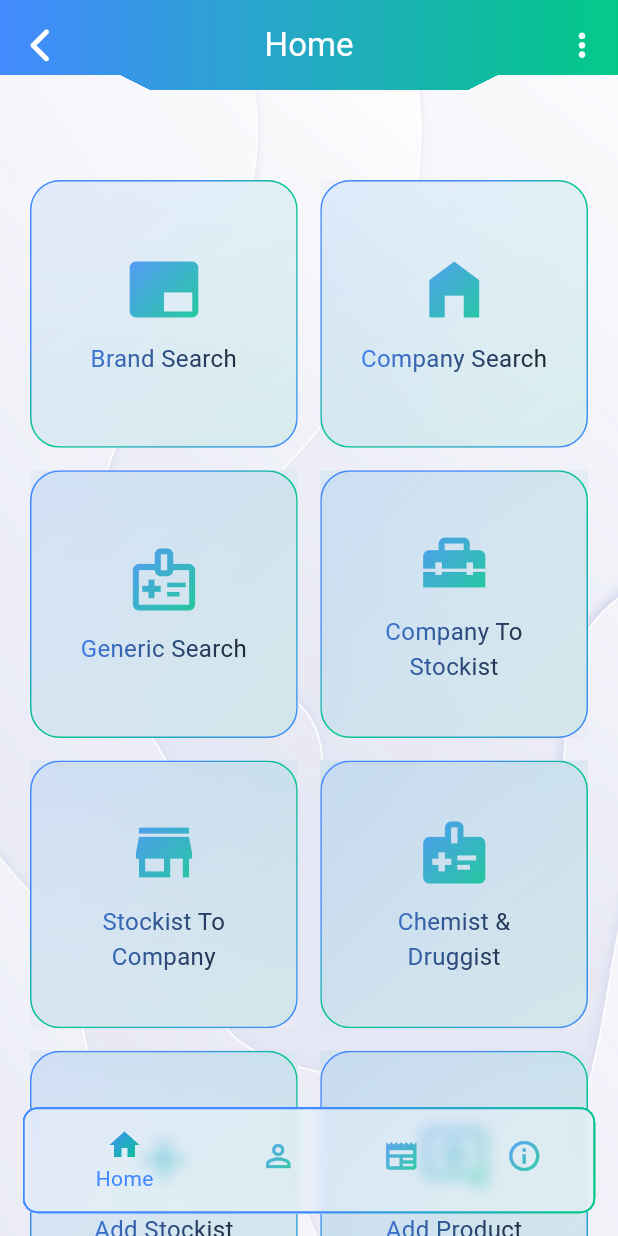
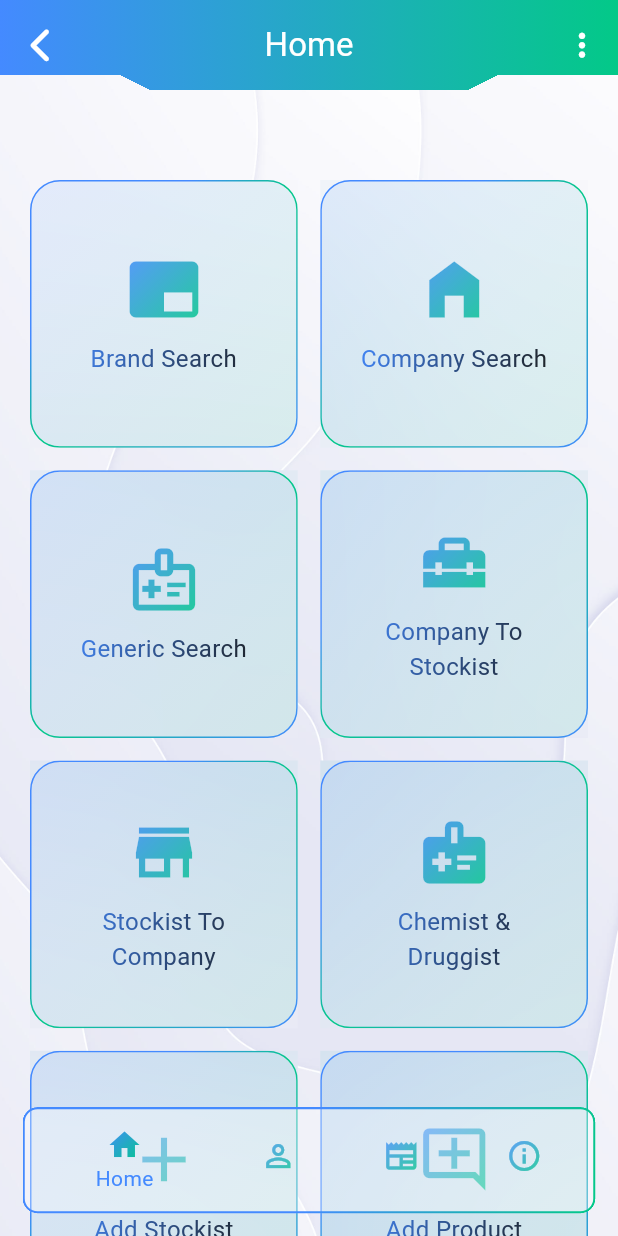
Before and after one commit to jagadkeyur/medpocket, a Flutter app: the BottomNav screen opened directly, on a phone screen of 412 x 824 dp. Run offline on Flutter 3.47's test engine with Material 3 defaults, Android fonts, the phone set to English and light mode, and no system bars; drawn by our look-alikes of flutter_animate; our stand-ins replace carousel_slider, device_info_plus, dotted_border, dropdown_search, file_picker, firebase_core and 22 more; missing offline and left inert: android_id, context_holder, dart_jsonwebtoken, in_app_update, mobile_scanner; accounts and stored records are empty; network calls fail; statements that could not run were skipped.

Commit message:
all the latest changes

```diff
--- a/lib/src/components/layout/DashboardTile.dart
+++ b/lib/src/components/layout/DashboardTile.dart
@@ -26,8 +26,13 @@ class _DashboardTileState extends State<DashboardTile> {
   Widget build(BuildContext context) {
     ThemeData themeData = Theme.of(context);
     return CircleWrapper(
+      child: Material(
+        // ✅ Added Material widget
+        color: Colors.transparent, // maintain existing visual design
         child: InkWell(
           onTap: () => widget.onClick(),
+          borderRadius: BorderRadius.circular(
+              20), // optional: matches CircleWrapper if needed
           child: Column(
             mainAxisAlignment: MainAxisAlignment.center,
             crossAxisAlignment: CrossAxisAlignment.center,
@@ -43,7 +48,8 @@ class _DashboardTileState extends State<DashboardTile> {
                     themeData.primaryColorDark,
                   ],
                 ).createShader(bounds),
-                child: widget.icon),
+                child: widget.icon,
+              ),
               Padding(
                 padding: const EdgeInsets.only(top: 10, right: 20, left: 20),
                 child: ShaderMask(
@@ -60,16 +66,21 @@ class _DashboardTileState extends State<DashboardTile> {
                   child: Center(
                     child: Text(
                       widget.label,
-                    style: const TextStyle(color: Colors.red,fontSize: 16),
+                      style: const TextStyle(color: Colors.red, fontSize: 16),
                       textAlign: TextAlign.center,
-                  ))),
-            )
+                    ),
+                  ),
+                ),
+              ),
             ],
           ),
         ),
-    ).animate()
-        .fadeIn(delay: (widget.index*100).ms) // uses `Animate.defaultDuration`
-        .slideY(duration: 100.ms,delay: (widget.index*100).ms,begin: 1,end: 0)
-        .slideX(duration: 100.ms,delay: (widget.index*100).ms);
+      ),
+    )
+        .animate()
+        .fadeIn(delay: (widget.index * 100).ms)
+        .slideY(
+            duration: 100.ms, delay: (widget.index * 100).ms, begin: 1, end: 0)
+        .slideX(duration: 100.ms, delay: (widget.index * 100).ms);
   }
 }
--- a/lib/src/navigation/bottom_navigation/bottom_nav.dart
+++ b/lib/src/navigation/bottom_navigation/bottom_nav.dart
@@ -17,60 +17,61 @@ class BottomNav extends StatefulWidget {
 }
 
 class _BottomNavState extends State<BottomNav> {
-  GlobalKey<ScaffoldState> _key = new GlobalKey<ScaffoldState>();
+  final GlobalKey<ScaffoldState> _key = GlobalKey<ScaffoldState>();
   int _index = 0;
-  late dynamic args = null;
+  dynamic args;
 
   @override
   void initState() {
-    // TODO: implement initState
     super.initState();
+    // Delay to get arguments after widget build
     Future.delayed(Duration.zero, () {
       setState(() {
         args = ModalRoute.of(context)?.settings.arguments;
       });
-      debugPrint("args $args");
-      if (args != null) {
-        debugPrint("args1 $args");
-        if (args['index'] != null) {
+      if (args != null && args['index'] != null) {
+        setState(() {
           _index = args['index'];
-        }
+        });
       }
     });
   }
 
-  Future<bool> showExitPopup(context) async {
-    return await showDialog(
+  Future<bool> showExitPopup(BuildContext context) async {
+    return await showDialog<bool>(
             context: context,
             builder: (BuildContext context) {
               return AlertDialog(
                 title: const Text('Exit App'),
-            content: const Text('Are you sure to exit app?'),
+                content: const Text('Are you sure you want to exit the app?'),
                 actions: [
                   // The "Yes" button
                   TextButton(
                     onPressed: () {
                       exit(0);
                     },
-                  child: const Text('Yes')),
+                    child: const Text('Yes'),
+                  ),
                   TextButton(
                     onPressed: () {
                       // Close the dialog
-                    Navigator.of(context).pop();
+                      Navigator.of(context).pop(false);
                     },
-                  child: const Text('No'))
+                    child: const Text('No'),
+                  ),
                 ],
               );
-        });
+            }) ??
+        false;
   }
 
   @override
   Widget build(BuildContext context) {
     ThemeData themeData = Theme.of(context);
     String title = "Home";
-    Widget child = Container();
-    Color? primaryColor = Theme.of(context).primaryColor;
-    Color? primaryColorDark = Theme.of(context).primaryColorDark;
+    Widget child = const Dashboard();
+
+    // Switch between pages based on selected index
     switch (_index) {
       case 0:
         child = const Dashboard();
@@ -86,21 +87,19 @@ class _BottomNavState extends State<BottomNav> {
         break;
       case 3:
         child = const AboutUsPage();
-        title = "About us";
+        title = "About Us";
         break;
     }
 
     return WillPopScope(
       onWillPop: () => showExitPopup(context),
       child: Scaffold(
+        key: _key,
         extendBodyBehindAppBar: true,
         extendBody: true,
-        // backgroundColor: const Color(0xffeeeeee),
-        appBar: CustomAppBar(
-          title: title,
-        ),
+        appBar: CustomAppBar(title: title),
         body: Container(
-            padding: EdgeInsets.only(top: 100),
+          padding: const EdgeInsets.only(top: 100),
           decoration: BoxDecoration(
             color: Colors.white,
             image: DecorationImage(
@@ -109,41 +108,38 @@ class _BottomNavState extends State<BottomNav> {
               opacity: 1,
               colorFilter: ColorFilter.mode(
                 themeData.primaryColor.withOpacity(0.5),
-                        BlendMode.lighten))),
-            child: SizedBox.expand(child: child)),
+                BlendMode.lighten,
+              ),
+            ),
+          ),
+          child: SizedBox.expand(child: child),
+        ),
         bottomNavigationBar: Container(
-          margin: EdgeInsets.all(15),
+          margin: const EdgeInsets.all(15),
           decoration: BoxDecoration(
             borderRadius: BorderRadius.circular(10),
           ),
           clipBehavior: Clip.hardEdge,
           child: ClipRRect(
-            child: BackdropFilter(
-              filter: new ImageFilter.blur(sigmaX: 5.0, sigmaY: 5.0),
+            borderRadius: BorderRadius.circular(10),
             child: Container(
-                padding: EdgeInsets.all(5),
+              padding: const EdgeInsets.all(5),
               decoration: BoxDecoration(
                 color: Colors.white.withOpacity(0.3),
-                    //   gradient: LinearGradient(
-                    //       begin: Alignment.topLeft,
-                    //       end: Alignment.bottomRight,
-                    //       colors: [themeData.primaryColor.withOpacity(0.3),themeData.primaryColorDark.withOpacity(0.3)]
-                    //   ),
                 borderRadius: BorderRadius.circular(10),
                 border: GradientBoxBorder(
                   gradient: LinearGradient(
                     begin: Alignment.bottomRight,
                     end: Alignment.topLeft,
-                          stops: const [
-                            0,
-                            0.5
-                          ],
+                    stops: const [0, 0.5],
                     colors: [
                       themeData.primaryColorDark,
                       themeData.primaryColor,
-                          ]),
+                    ],
+                  ),
                   width: 1.5,
-                    )),
+                ),
+              ),
               child: BottomNavigationBar(
                 backgroundColor: Colors.transparent,
                 currentIndex: _index,
@@ -154,7 +150,7 @@ class _BottomNavState extends State<BottomNav> {
                 },
                 elevation: 0,
                 showUnselectedLabels: false,
-                  selectedItemColor: primaryColor,
+                selectedItemColor: themeData.primaryColor,
                 unselectedItemColor: Colors.white.withOpacity(0.8),
                 items: [
                   BottomNavigationBarItem(
@@ -166,11 +162,12 @@ class _BottomNavState extends State<BottomNav> {
                         end: Alignment.bottomRight,
                         stops: const [0, 1],
                         colors: [
-                                  primaryColor,
-                                  primaryColorDark,
+                          themeData.primaryColor,
+                          themeData.primaryColorDark
                         ],
                       ).createShader(bounds),
-                          child: const Icon(Icons.home)),
+                      child: const Icon(Icons.home),
+                    ),
                     label: "Home",
                   ),
                   BottomNavigationBarItem(
@@ -182,12 +179,14 @@ class _BottomNavState extends State<BottomNav> {
                         end: Alignment.bottomRight,
                         stops: const [0, 1],
                         colors: [
-                                    primaryColor,
-                                    primaryColorDark,
+                          themeData.primaryColor,
+                          themeData.primaryColorDark
                         ],
                       ).createShader(bounds),
-                            child: const Icon(Icons.person_outline)),
-                        label: "Profile"),
+                      child: const Icon(Icons.person_outline),
+                    ),
+                    label: "Profile",
+                  ),
                   BottomNavigationBarItem(
                     backgroundColor: Colors.transparent,
                     icon: ShaderMask(
@@ -197,12 +196,14 @@ class _BottomNavState extends State<BottomNav> {
                         end: Alignment.bottomRight,
                         stops: const [0, 1],
                         colors: [
-                                    primaryColor,
-                                    primaryColorDark,
+                          themeData.primaryColor,
+                          themeData.primaryColorDark
                         ],
                       ).createShader(bounds),
-                            child: const Icon(Icons.newspaper)),
-                        label: "News"),
+                      child: const Icon(Icons.newspaper),
+                    ),
+                    label: "News",
+                  ),
                   BottomNavigationBarItem(
                     backgroundColor: Colors.transparent,
                     icon: ShaderMask(
@@ -212,14 +213,15 @@ class _BottomNavState extends State<BottomNav> {
                         end: Alignment.bottomRight,
                         stops: const [0, 1],
                         colors: [
-                                    primaryColor,
-                                    primaryColorDark,
+                          themeData.primaryColor,
+                          themeData.primaryColorDark
                         ],
                       ).createShader(bounds),
-                            child: const Icon(Icons.info_outline)),
-                        label: "About Us"),
+                      child: const Icon(Icons.info_outline),
+                    ),
+                    label: "About Us",
+                  ),
                 ],
-                ),
               ),
             ),
           ),
--- a/lib/src/navigation/bottom_navigation/index.dart
+++ b/lib/src/navigation/bottom_navigation/index.dart
@@ -35,7 +35,7 @@ class _BottomNavigationState extends State<BottomNavigation> {
       // dragOffset: 100,
       menuScreenTapClose: true,
       mainScreenScale: 0.3,
-      slideWidth: MediaQuery.of(context).size.width*(0.9),
+      slideWidth: MediaQuery.of(context).size.width * (0.9),
       angle: 0,
     );
   }
--- a/lib/src/navigation/index.dart
+++ b/lib/src/navigation/index.dart
@@ -4,6 +4,7 @@ import 'package:flutter_redux/flutter_redux.dart';
 import 'package:google_fonts/google_fonts.dart';
 import 'package:medpocket/src/api/auth.dart';
 import 'package:medpocket/src/app_state/AppState.dart';
+import 'package:medpocket/src/pages/about/index.dart';
 import 'package:medpocket/src/pages/add_product/index.dart';
 import 'package:medpocket/src/pages/add_stockiest/index.dart';
 import 'package:medpocket/src/pages/app_init/index.dart';
@@ -19,13 +20,16 @@ import 'package:medpocket/src/pages/center_speech/index.dart';
 import 'package:medpocket/src/pages/chemist_drugist_search/index.dart';
 import 'package:medpocket/src/pages/company_search/index.dart';
 import 'package:medpocket/src/pages/company_stockiest/index.dart';
+import 'package:medpocket/src/pages/dashboard/index.dart';
 import 'package:medpocket/src/pages/generic_search/index.dart';
 import 'package:medpocket/src/pages/news/details.dart';
+import 'package:medpocket/src/pages/news/index.dart';
 import 'package:medpocket/src/pages/order/detail.dart';
 import 'package:medpocket/src/pages/order/index.dart';
 import 'package:medpocket/src/pages/product_list_page/content_details.dart';
 import 'package:medpocket/src/pages/product_list_page/details.dart';
 import 'package:medpocket/src/pages/product_list_page/index.dart';
+import 'package:medpocket/src/pages/profile/index.dart';
 import 'package:medpocket/src/pages/stockiest_company/index.dart';
 import 'package:medpocket/src/pages/stockiest_details/index.dart';
 import 'package:redux/redux.dart';
--- a/lib/src/pages/app_init/index.dart
+++ b/lib/src/pages/app_init/index.dart
@@ -105,7 +105,7 @@ class _AppInitState extends State<AppInit> {
       final prefs = await SharedPreferences.getInstance();
       final token = prefs.getString("token");
       // log(token ?? "no token");
-      String child = '/center-speech';
+      String child = '/home';
       var user;
       Future.delayed(
           const Duration(seconds: 2),
```
Also changed, not shown: lib/src/components/layout/AppBar.dart (+8 -7 lines), lib/src/components/layout/CustomDrawer.dart (+72 -81 lines), lib/src/components/layout/news/NewsCard.dart (+15 -6 lines), lib/src/components/ui/CustomDropDown.dart (+29 -17 lines), lib/src/components/ui/CustomTextField.dart (+7 -19 lines), lib/src/pages/auth/key_validation/index.dart (+7 -10 lines), lib/src/pages/center_ads/index.dart (+39 -39 lines), lib/src/pages/product_list_page/details.dart (+6 -8 lines), lib/src/pages/product_list_page/index.dart (+25 -22 lines), pubspec.yaml (+20 -21 lines), pubspec.lock, 56 other files. Lines whose indentation alone changed are shown as unchanged.
